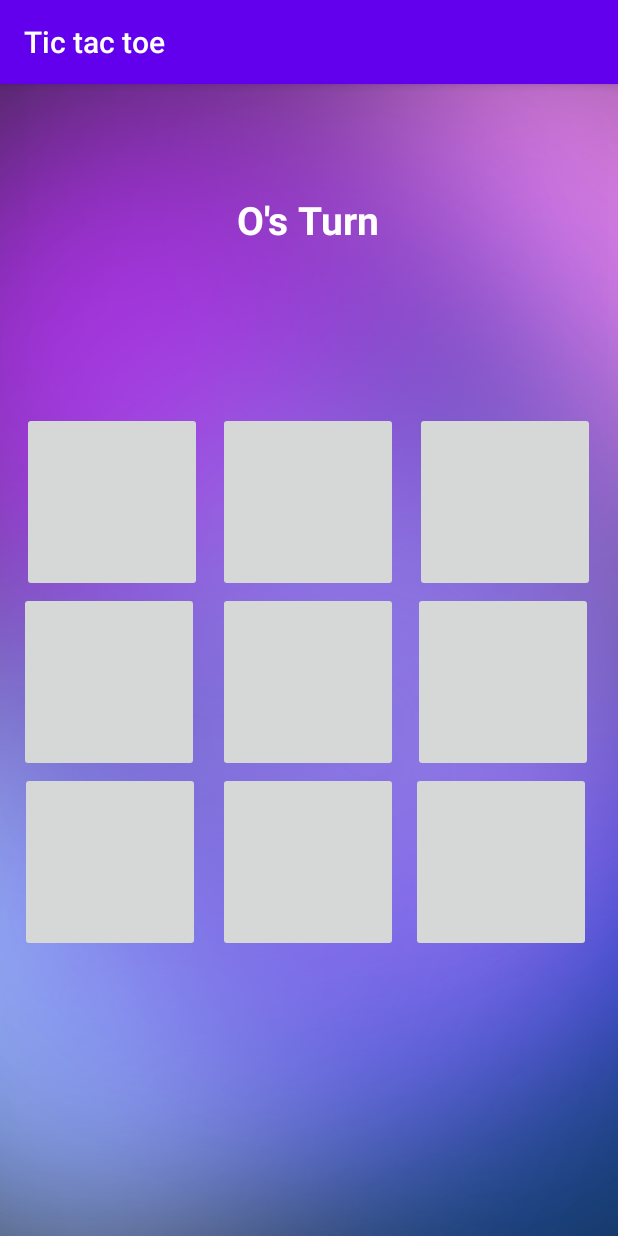
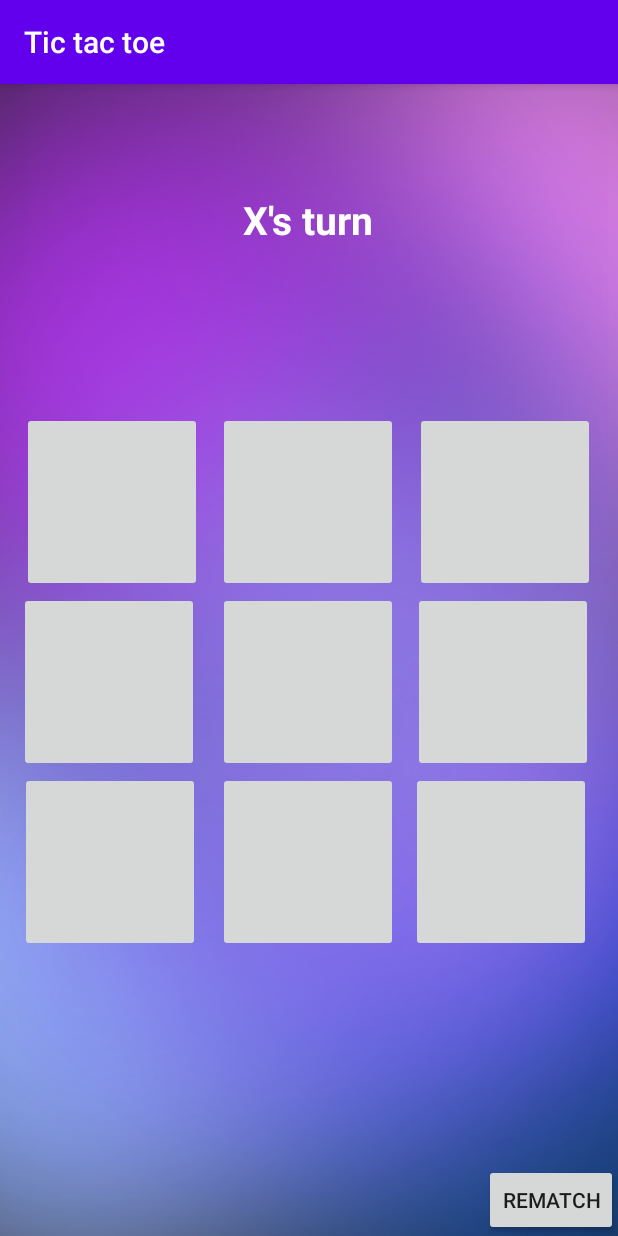
Before and after one commit to vinayak5002/Tic-tac-toe, an Android app: the GamePage screen opened directly, with no data from a screen before it, on a phone screen of 412 x 824 dp. Run offline under Robolectric (Android 15) with nearby library versions, the phone set to English and light mode, and no system bars.

Commit message:
Added the rematch button and Randomized the first players turn

```diff
--- a/app/src/main/java/com/tic_tac_toe/app/GamePage.java
+++ b/app/src/main/java/com/tic_tac_toe/app/GamePage.java
@@ -1,5 +1,6 @@
 package com.tic_tac_toe.app;
 
+import android.content.Intent;
 import android.graphics.Color;
 import android.graphics.drawable.Drawable;
 import android.support.v7.app.AppCompatActivity;
@@ -11,6 +12,7 @@ import android.widget.ImageButton;
 import android.widget.TextView;
 
 import java.util.HashMap;
+import java.util.Random;
 
 
 public class GamePage extends AppCompatActivity {
@@ -19,7 +21,7 @@ public class GamePage extends AppCompatActivity {
     int[][] board = { {-1,-1,-1}, {-1,-1,-1}, {-1,-1,-1} };
     HashMap<Integer , PositionOfBoard> positions = new HashMap<Integer, PositionOfBoard>();
 
-    int count = 0;
+    int count = (new Random().nextInt())%2;
     int a[][] = new int[3][3];
 
     TextView title;
@@ -72,6 +74,13 @@ public class GamePage extends AppCompatActivity {
     protected void onCreate(Bundle savedInstanceState) {
         super.onCreate(savedInstanceState);
         setContentView(R.layout.game_page);
+        title = findViewById(R.id.gamePage);
+        if(count%2 == 0){
+            title.setText("O's turn");
+        }
+        else{
+            title.setText("X's turn");
+        }
         positions.put(R.id._00, new PositionOfBoard(0, 0));
         positions.put(R.id._01, new PositionOfBoard(0, 1));
         positions.put(R.id._02, new PositionOfBoard(0, 2));
@@ -83,4 +92,8 @@ public class GamePage extends AppCompatActivity {
         positions.put(R.id._22, new PositionOfBoard(2, 2));
     }
 
+    public void rematch(View view) {
+        Intent launch = new Intent(GamePage.this, GamePage.class);
+        startActivity(launch);
+    }
 }
--- a/app/src/main/res/layout/game_page.xml
+++ b/app/src/main/res/layout/game_page.xml
@@ -147,5 +147,15 @@
         app:layout_constraintVertical_bias="0.337"
         tools:srcCompat="@tools:sample/avatars"
         android:contentDescription="TODO" />
+    <Button
+        android:layout_width="wrap_content"
+        android:layout_height="wrap_content"
+        android:id="@+id/rematch"
+        android:text="Rematch"
+        app:layout_constraintBottom_toBottomOf="parent"
+        app:layout_constraintEnd_toEndOf="parent"
+        android:onClick="rematch"
+
+        ></Button>
 
 </android.support.constraint.ConstraintLayout>
```
